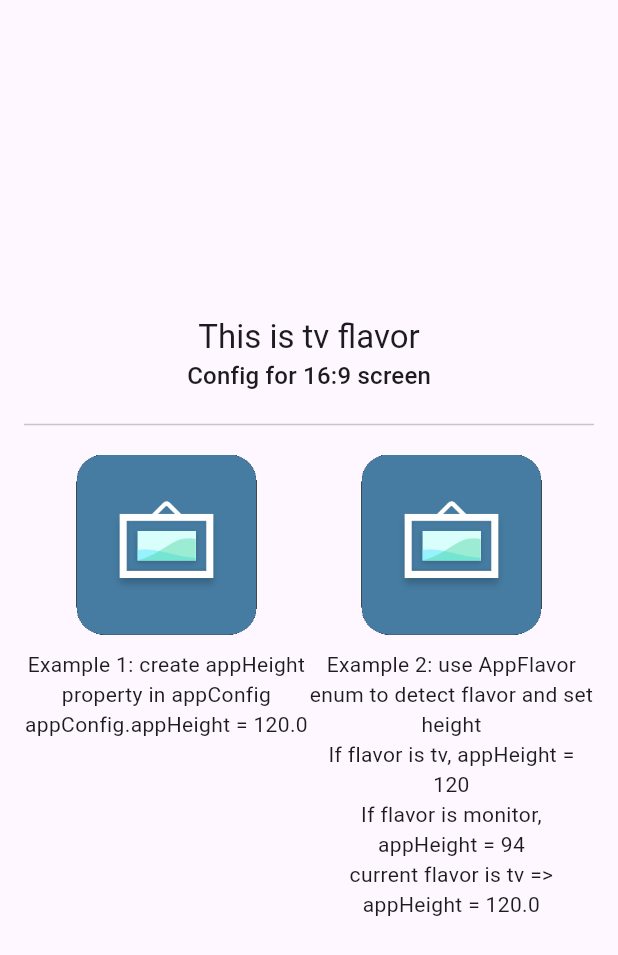
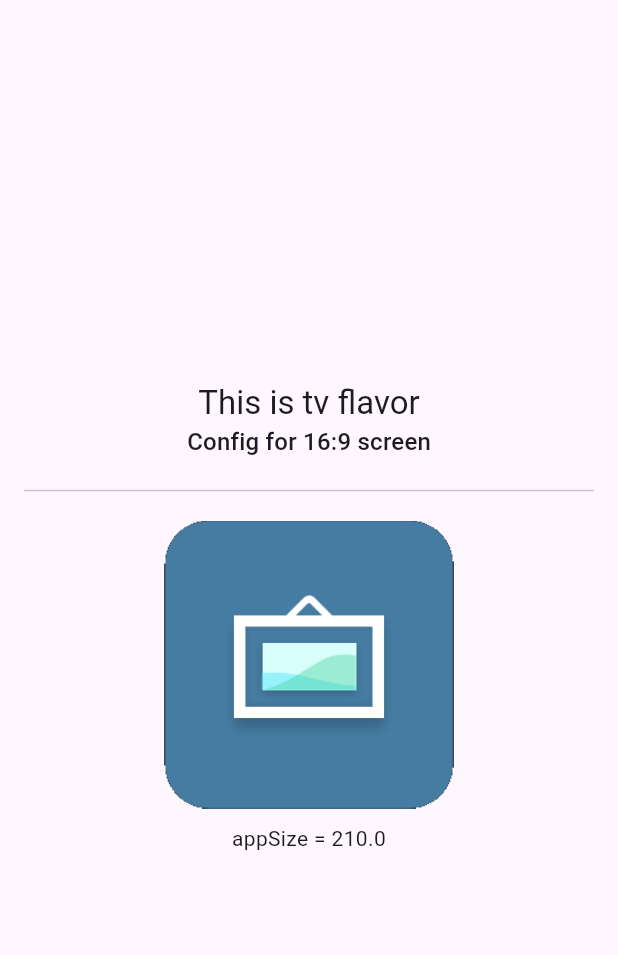
Before and after one commit to hoangnxlge/flavor_sample, a Flutter app: the screen it shows after launch, on a phone screen of 412 x 824 dp. Shown: the top 955 px of the screen. Run offline on Flutter 3.47's test engine with Material 2 defaults, Android fonts, the phone set to English and light mode, and no system bars; our stand-ins replace flutter_riverpod.

Commit message:
create example about flavor manager styles
:Release Notes:
create example about flavor manager styles

:Detailed Notes:
create example about flavor manager styles

:Testing Performed:
N/A

:QA Notes:
N/A

:Issues Addressed:
[WRQ-3104] review reponsive design

```diff
--- a/lib/config/app_config.dart
+++ b/lib/config/app_config.dart
@@ -1,24 +1,20 @@
 import 'package:flutter_riverpod/flutter_riverpod.dart';
 
-enum AppFlavor { tv, monitor } // Add more flavors here
+enum AppFlavor { tv, monitor, standbyme } // Add more flavors here
 
 class AppConfig {
   final AppFlavor flavor;
   final String configTitle;
-  // Add more config properties here
-  final double appHeight;
 
   AppConfig._internal({
     required this.flavor,
     required this.configTitle,
-    required this.appHeight,
   });
 
   factory AppConfig.tv() {
     return AppConfig._internal(
       configTitle: 'Config for 16:9 screen',
       flavor: AppFlavor.tv,
-      appHeight: 120,
     );
   }
 
@@ -26,7 +22,13 @@ class AppConfig {
     return AppConfig._internal(
       configTitle: 'Config for 21:9 screen',
       flavor: AppFlavor.monitor,
-      appHeight: 94,
+    );
+  }
+
+  factory AppConfig.standbyme() {
+    return AppConfig._internal(
+      configTitle: 'Config for 16:9 screen standbyme',
+      flavor: AppFlavor.standbyme,
     );
   }
 }
@@ -47,6 +49,8 @@ final appConfigProvider = Provider<AppConfig>(
         return AppConfig.tv();
       case AppFlavor.monitor:
         return AppConfig.monitor();
+      case AppFlavor.standbyme:
+        return AppConfig.standbyme();
     }
   },
 );
--- /dev/null
+++ b/lib/features/home/app_list/applist_styles.dart
@@ -0,0 +1,22 @@
+import 'package:flavor_sample/config/app_config.dart';
+import 'package:flavor_sample/features/home/app_list/monitor_applist_styles.dart';
+import 'package:flavor_sample/features/home/app_list/standbyme_applist_styles.dart';
+import 'package:flavor_sample/features/home/app_list/tv_applist_styles.dart';
+
+abstract class ApplistStyles {
+  ApplistStyles();
+
+  factory ApplistStyles.setup({required AppFlavor flavor}) {
+   switch (flavor) {
+      case AppFlavor.tv:
+        return TvApplistStyles();
+      case AppFlavor.monitor:
+        return MonitorApplistStyles();
+      case AppFlavor.standbyme:
+        return StandByMeApplistStyles();
+    }
+  }
+
+  double get appSize;
+  double get appIconSize;
+}
--- /dev/null
+++ b/lib/features/home/app_list/monitor_applist_styles.dart
@@ -0,0 +1,9 @@
+import 'package:flavor_sample/features/home/app_list/applist_styles.dart';
+
+class MonitorApplistStyles extends ApplistStyles {
+  @override
+  double get appIconSize => 72;
+
+  @override
+  double get appSize => 80;
+}
--- /dev/null
+++ b/lib/features/home/app_list/standbyme_applist_styles.dart
@@ -0,0 +1,9 @@
+import 'package:flavor_sample/features/home/app_list/applist_styles.dart';
+
+class StandByMeApplistStyles extends ApplistStyles {
+  @override
+  double get appIconSize => 140;
+
+  @override
+  double get appSize => 150;
+}
--- /dev/null
+++ b/lib/features/home/app_list/tv_applist_styles.dart
@@ -0,0 +1,9 @@
+import 'package:flavor_sample/features/home/app_list/applist_styles.dart';
+
+class TvApplistStyles extends ApplistStyles {
+  @override
+  double get appIconSize => 192;
+
+  @override
+  double get appSize => 210;
+}
--- a/lib/features/home/home_page.dart
+++ b/lib/features/home/home_page.dart
@@ -1,4 +1,5 @@
 import 'package:flavor_sample/config/app_config.dart';
+import 'package:flavor_sample/features/home/app_list/applist_styles.dart';
 import 'package:flutter/material.dart';
 import 'package:flutter_riverpod/flutter_riverpod.dart';
 
@@ -12,15 +13,7 @@ class HomePage extends ConsumerStatefulWidget {
 class _HomePageState extends ConsumerState<HomePage> {
   late final appConfig = ref.read(appConfigProvider);
 
-  // This getter is used in example 2
-  double get appHeight {
-    switch (appConfig.flavor) {
-      case AppFlavor.tv:
-        return 120;
-      case AppFlavor.monitor:
-        return 94;
-    }
-  }
+  late final styles =  ApplistStyles.setup(flavor: appConfig.flavor);
 
   @override
   Widget build(BuildContext context) {
@@ -49,30 +42,11 @@ class _HomePageState extends ConsumerState<HomePage> {
                       children: [
                         Image.asset(
                           'assets/app.png',
-                          height: appConfig.appHeight,
+                          height: styles.appIconSize,
                         ),
                         const SizedBox(height: 10),
                         Text(
-                          'Example 1: create appHeight property in appConfig\n'
-                          'appConfig.appHeight = ${appConfig.appHeight}',
-                          textAlign: TextAlign.center,
-                        ),
-                      ],
-                    ),
-                  ),
-                  Expanded(
-                    child: Column(
-                      children: [
-                        Image.asset(
-                          'assets/app.png',
-                          height: appHeight,
-                        ),
-                        const SizedBox(height: 10),
-                        Text(
-                          'Example 2: use AppFlavor enum to detect flavor and set height\n'
-                          'If flavor is tv, appHeight = 120\n'
-                          'If flavor is monitor, appHeight = 94\n'
-                          'current flavor is ${appConfig.flavor.name} => appHeight = $appHeight',
+                          'appSize = ${styles.appSize}',
                           textAlign: TextAlign.center,
                         ),
                       ],
```
Also changed, not shown: 1 other file.
